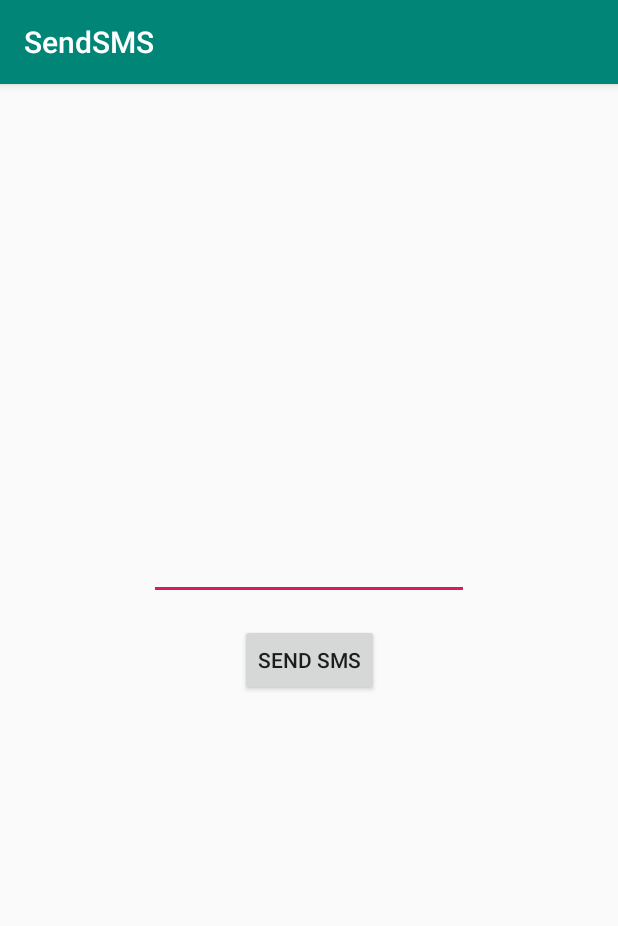
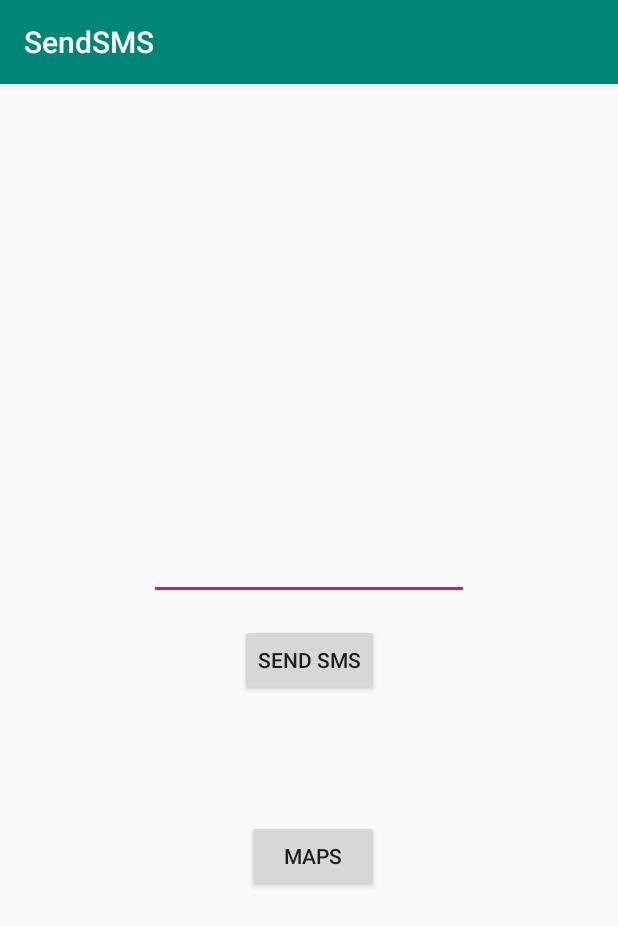
Before and after one commit to mub2332/SendSMS, an Android app: the screen it shows after launch (MainActivity), on a phone screen of 412 x 824 dp. Shown: the top 926 px of the screen. Run offline under Robolectric (Android 15) with nearby library versions, the phone set to English and light mode, and no system bars.

Commit message:
Added geolocation

```diff
--- a/app/build.gradle
+++ b/app/build.gradle
@@ -19,6 +19,7 @@ android {
 }
 
 dependencies {
+    implementation 'com.google.android.gms:play-services-location:16.0.0'
     implementation fileTree(dir: 'libs', include: ['*.jar'])
     implementation 'com.android.support:appcompat-v7:28.0.0'
     implementation 'com.android.support.constraint:constraint-layout:1.1.3'
--- a/app/src/main/AndroidManifest.xml
+++ b/app/src/main/AndroidManifest.xml
@@ -2,7 +2,10 @@
 <manifest xmlns:android="http://schemas.android.com/apk/res/android"
     package="com.example.sendsms">
 
-    <uses-permission android:name="android.permission.SEND_SMS"></uses-permission>
+    <uses-permission android:name="android.permission.SEND_SMS" />
+    <uses-permission android:name="android.permission.ACCESS_FINE_LOCATION" />
+    <uses-permission android:name="android.permission.ACCESS_COARSE_LOCATION" />
+
     <application
         android:allowBackup="true"
         android:icon="@mipmap/ic_launcher"
@@ -10,6 +13,7 @@
         android:roundIcon="@mipmap/ic_launcher_round"
         android:supportsRtl="true"
         android:theme="@style/AppTheme">
+        <activity android:name=".Maptivity" android:label="Maptivity" android:parentActivityName=".MainActivity"></activity>
         <activity android:name=".MainActivity">
             <intent-filter>
                 <action android:name="android.intent.action.MAIN" />
--- a/app/src/main/java/com/example/sendsms/MainActivity.java
+++ b/app/src/main/java/com/example/sendsms/MainActivity.java
@@ -1,6 +1,7 @@
 package com.example.sendsms;
 
 import android.Manifest;
+import android.content.Intent;
 import android.support.v4.app.ActivityCompat;
 import android.support.v7.app.AppCompatActivity;
 import android.os.Bundle;
@@ -33,4 +34,9 @@ public class MainActivity extends AppCompatActivity {
         sms.sendTextMessage(number, null, "Blah", null, null);
     }
 
+    public void maptivity(View v){
+        Intent myIntent = new Intent(MainActivity.this, Maptivity.class);
+        MainActivity.this.startActivity(myIntent);
+    }
+
 }
--- a/app/src/main/res/layout/activity_main.xml
+++ b/app/src/main/res/layout/activity_main.xml
@@ -34,4 +34,21 @@
         app:layout_constraintEnd_toEndOf="parent"
         app:layout_constraintStart_toStartOf="parent" />
 
+    <Button
+        android:id="@+id/button"
+        android:layout_width="wrap_content"
+        android:layout_height="wrap_content"
+        android:layout_marginStart="8dp"
+        android:layout_marginTop="8dp"
+        android:layout_marginEnd="8dp"
+        android:layout_marginBottom="8dp"
+        android:text="maps"
+        android:onClick="maptivity"
+        app:layout_constraintBottom_toBottomOf="parent"
+        app:layout_constraintEnd_toEndOf="parent"
+        app:layout_constraintHorizontal_bias="0.508"
+        app:layout_constraintStart_toStartOf="parent"
+        app:layout_constraintTop_toBottomOf="@+id/send"
+        app:layout_constraintVertical_bias="0.252" />
+
 </android.support.constraint.ConstraintLayout>
```
Also changed, not shown: app/src/main/java/com/example/sendsms/Maptivity.java (added, +86 -0 lines), app/src/main/res/layout/activity_maptivity.xml (added, +9 -0 lines).
